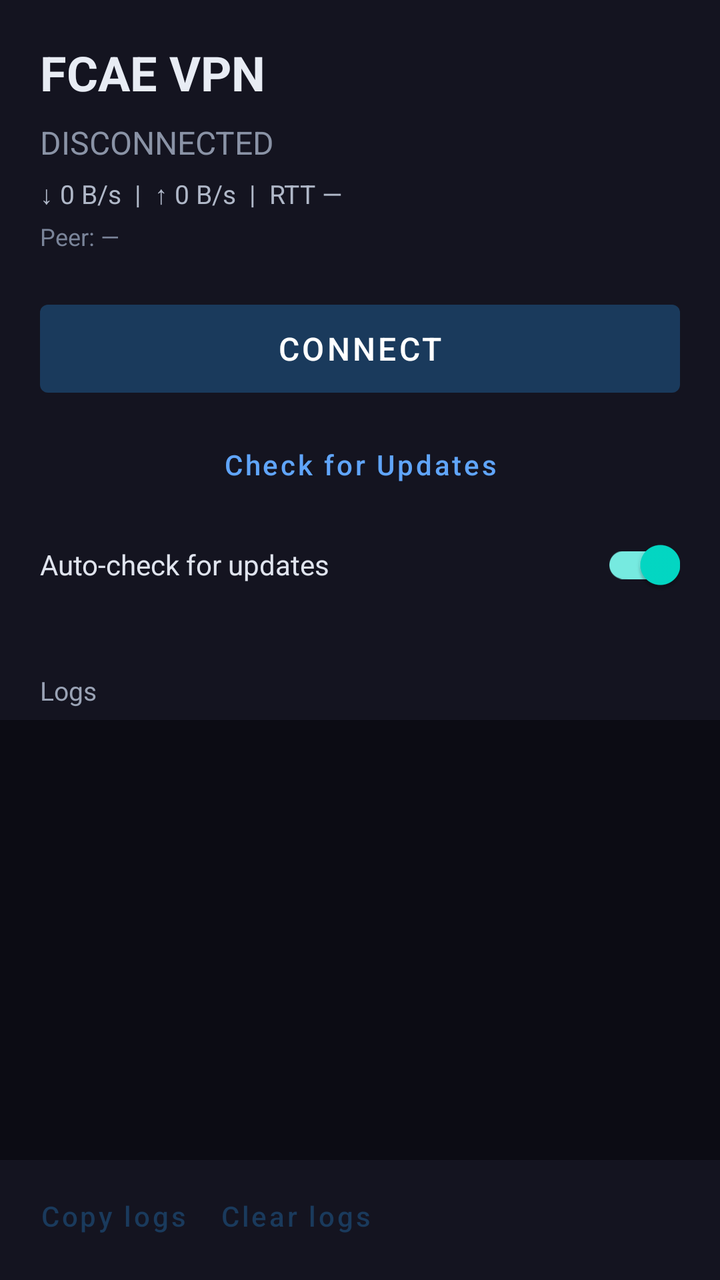
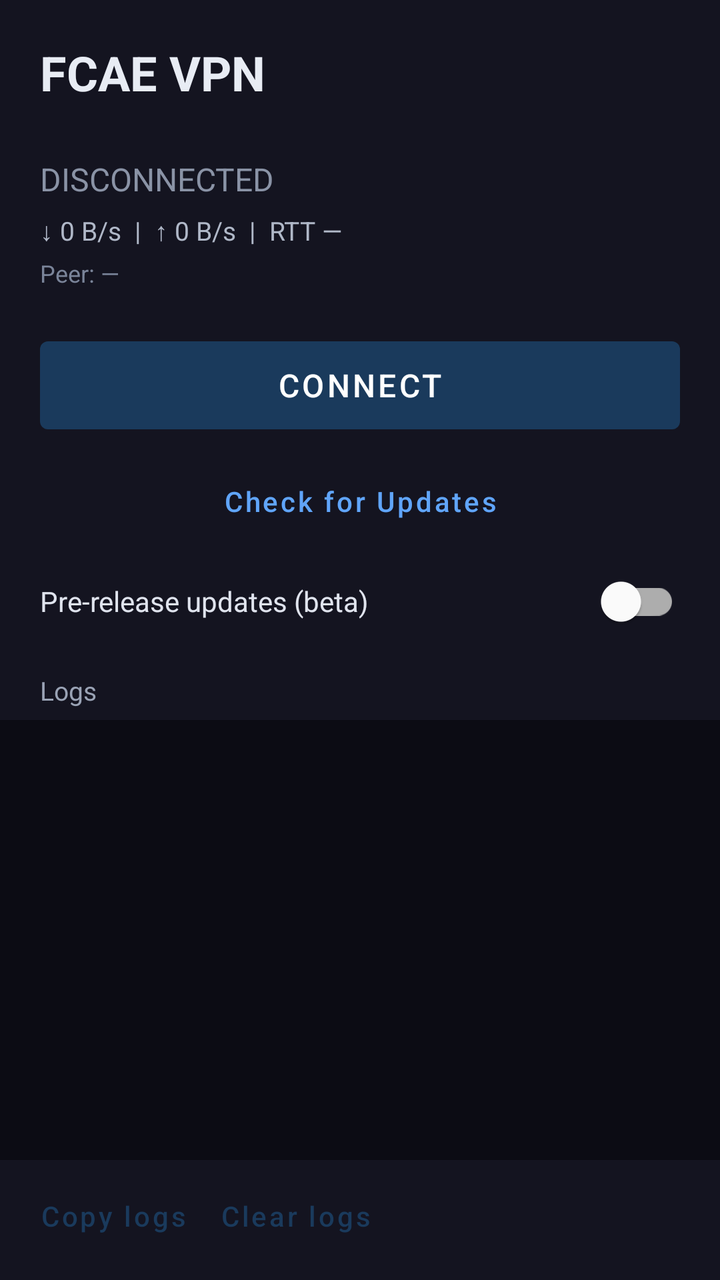

Before-and-after screenshots of an Android layout around one commit, followed by the original layout XML and the change that was made.
<!-- AndroidManifest.xml: application theme Theme.FCAEVPN -->
<!-- res/layout/activity_main.xml -->
<?xml version="1.0" encoding="utf-8"?>
<LinearLayout xmlns:android="http://schemas.android.com/apk/res/android"
    android:layout_width="match_parent"
    android:layout_height="match_parent"
    android:orientation="vertical"
    android:fitsSystemWindows="true"
    android:focusable="true"
    android:focusableInTouchMode="true"
    android:background="#FF141420">

    
    <ScrollView
        android:id="@+id/outerScroll"
        android:layout_width="match_parent"
        android:layout_height="0dp"
        android:layout_weight="1"
        android:fillViewport="true"
        android:scrollbars="none">

        <LinearLayout
            android:layout_width="match_parent"
            android:layout_height="wrap_content"
            android:orientation="vertical"
            android:padding="20dp">

            <TextView
                android:id="@+id/title"
                android:layout_width="match_parent"
                android:layout_height="wrap_content"
                android:text="FCAE VPN"
                android:textColor="#FFE8ECF4"
                android:textSize="24sp"
                android:textStyle="bold" />

            <TextView
                android:id="@+id/statusText"
                android:layout_width="match_parent"
                android:layout_height="wrap_content"
                android:layout_marginTop="8dp"
                android:text="DISCONNECTED"
                android:textColor="#FF8A93A6"
                android:textSize="16sp" />

            <TextView
                android:id="@+id/statsText"
                android:layout_width="match_parent"
                android:layout_height="wrap_content"
                android:layout_marginTop="6dp"
                android:text="\u2193 0 B/s  |  \u2191 0 B/s  |  RTT \u2014"
                android:textColor="#FFB0B8C8"
                android:textSize="13sp" />

            <TextView
                android:id="@+id/peerText"
                android:layout_width="match_parent"
                android:layout_height="wrap_content"
                android:layout_marginTop="4dp"
                android:text="Peer: \u2014"
                android:textColor="#FF7A8499"
                android:textSize="12sp" />

            <com.google.android.material.button.MaterialButton
                android:id="@+id/btnConnect"
                android:layout_width="match_parent"
                android:layout_height="56dp"
                android:layout_marginTop="20dp"
                android:text="CONNECT"
                android:textAllCaps="false"
                android:textSize="16sp" />

            <com.google.android.material.button.MaterialButton
                android:id="@+id/btnCheckUpdates"
                style="@style/Widget.MaterialComponents.Button.TextButton"
                android:layout_width="match_parent"
                android:layout_height="wrap_content"
                android:layout_marginTop="8dp"
                android:text="Check for Updates"
                android:textAllCaps="false"
                android:textSize="14sp"
                android:paddingStart="16dp"
                android:paddingEnd="16dp"
                android:minHeight="44dp"
                android:textColor="#FF60A5FA" />

            <TextView
                android:id="@+id/updateStatus"
                android:layout_width="match_parent"
                android:layout_height="wrap_content"
                android:layout_marginTop="4dp"
                android:textSize="12sp"
                android:textColor="#FF9AA3B5"
                android:visibility="gone" />

            <com.google.android.material.switchmaterial.SwitchMaterial
                android:id="@+id/switchAutoUpdate"
                android:layout_width="match_parent"
                android:layout_height="wrap_content"
                android:layout_marginTop="4dp"
                android:checked="true"
                android:text="Auto-check for updates"
                android:textColor="#FFE0E4EE" />

            <TextView
                android:layout_width="match_parent"
                android:layout_height="wrap_content"
                android:layout_marginTop="20dp"
                android:text="Protocol"
                android:textColor="#FF9AA3B5"
                android:textSize="13sp" />

            <Spinner
                android:id="@+id/spinnerProtocol"
                android:layout_width="match_parent"
                android:layout_height="48dp"
                android:layout_marginTop="4dp"
                android:background="#FF1E1E2C"
                android:popupBackground="#FF1E1E2C" />

            <TextView
                android:layout_width="match_parent"
                android:layout_height="wrap_content"
                android:layout_marginTop="12dp"
                android:text="Mode"
                android:textColor="#FF9AA3B5"
                android:textSize="13sp" />

            <Spinner
                android:id="@+id/spinnerMode"
                android:layout_width="match_parent"
                android:layout_height="48dp"
                android:layout_marginTop="4dp"
                android:background="#FF1E1E2C"
                android:popupBackground="#FF1E1E2C" />

            <TextView
                android:layout_width="match_parent"
                android:layout_height="wrap_content"
                android:layout_marginTop="12dp"
                android:text="Scan"
                android:textColor="#FF9AA3B5"
                android:textSize="13sp" />

            <Spinner
                android:id="@+id/spinnerScan"
                android:layout_width="match_parent"
                android:layout_height="48dp"
                android:layout_marginTop="4dp"
                android:background="#FF1E1E2C"
                android:popupBackground="#FF1E1E2C" />

            <TextView
                android:layout_width="match_parent"
                android:layout_height="wrap_content"
                android:layout_marginTop="12dp"
                android:text="IP Version"
                android:textColor="#FF9AA3B5"
                android:textSize="13sp" />

            <Spinner
                android:id="@+id/spinnerIpVersion"
                android:layout_width="match_parent"
                android:layout_height="48dp"
                android:layout_marginTop="4dp"
                android:background="#FF1E1E2C"
                android:popupBackground="#FF1E1E2C" />

            <TextView
                android:layout_width="wrap_content"
                android:layout_height="wrap_content"
                android:layout_marginTop="12dp"
                android:text="Obfuscation"
                android:textColor="#FF9AA3B5"
                android:textSize="13sp" />

            <Spinner
                android:id="@+id/spinnerNoize"
                android:layout_width="match_parent"
                android:layout_height="48dp"
                android:layout_marginTop="4dp"
                android:background="#FF1E1E2C"
                android:popupBackground="#FF1E1E2C" />

            <com.google.android.material.switchmaterial.SwitchMaterial
                android:id="@+id/switchEch"
                android:layout_width="match_parent"
                android:layout_height="wrap_content"
                android:checked="true"
                android:text="ECH (Encrypted Client Hello)"
                android:textColor="#FFE0E4EE" />

            <com.google.android.material.switchmaterial.SwitchMaterial
                android:id="@+id/switchQuick"
                android:layout_width="match_parent"
                android:layout_height="wrap_content"
                android:text="Quick reconnect"
                android:textColor="#FFE0E4EE" />

            <com.google.android.material.switchmaterial.SwitchMaterial
                android:id="@+id/switchLan"
                android:layout_width="match_parent"
                android:layout_height="wrap_content"
                android:text="LAN sharing"
                android:textColor="#FFE0E4EE" />

            <TextView
                android:layout_width="match_parent"
                android:layout_height="wrap_content"
                android:layout_marginTop="12dp"
                android:text="MASQUE SNI (optional)"
                android:textColor="#FF9AA3B5"
                android:textSize="13sp" />

            <EditText
                android:id="@+id/editSni"
                android:layout_width="match_parent"
                android:layout_height="48dp"
                android:layout_marginTop="4dp"
                android:background="#FF1E1E2C"
                android:hint="default consumer-masque..."
                android:inputType="textUri"
                android:padding="12dp"
                android:textColor="#FFE8ECF4"
                android:textColorHint="#FF5A6478"
                android:textSize="14sp" />

            <TextView
                android:layout_width="match_parent"
                android:layout_height="wrap_content"
                android:layout_marginTop="12dp"
                android:text="Force Peer (optional)"
                android:textColor="#FF9AA3B5"
                android:textSize="13sp" />

            <EditText
                android:id="@+id/editForcePeer"
                android:layout_width="match_parent"
                android:layout_height="48dp"
                android:layout_marginTop="4dp"
                android:background="#FF1E1E2C"
                android:hint="ip:port"
                android:inputType="text"
                android:padding="12dp"
                android:textColor="#FFE8ECF4"
                android:textColorHint="#FF5A6478"
                android:textSize="14sp" />

            <com.google.android.material.switchmaterial.SwitchMaterial
                android:id="@+id/switchLogging"
                android:layout_width="match_parent"
                android:layout_height="wrap_content"
                android:layout_marginTop="16dp"
                android:checked="true"
                android:text="Enable logging"
                android:textColor="#FFE0E4EE" />

            <com.google.android.material.switchmaterial.SwitchMaterial
                android:id="@+id/switchSocks"
                android:layout_width="match_parent"
                android:layout_height="wrap_content"
                android:layout_marginTop="8dp"
                android:checked="true"
                android:text="SOCKS5 proxy"
                android:textColor="#FFE0E4EE" />

            <com.google.android.material.switchmaterial.SwitchMaterial
                android:id="@+id/switchHttp"
                android:layout_width="match_parent"
                android:layout_height="wrap_content"
                android:layout_marginTop="4dp"
                android:checked="true"
                android:text="HTTP proxy"
                android:textColor="#FFE0E4EE" />

            <TextView
                android:layout_width="match_parent"
                android:layout_height="wrap_content"
                android:layout_marginTop="12dp"
                android:text="SOCKS5 port"
                android:textColor="#FF9AA3B5"
                android:textSize="13sp" />

            <EditText
                android:id="@+id/editSocksPort"
                android:layout_width="match_parent"
                android:layout_height="48dp"
                android:layout_marginTop="4dp"
                android:background="#FF1E1E2C"
                android:inputType="number"
                android:padding="12dp"
                android:text="1819"
                android:textColor="#FFE8ECF4"
                android:textSize="14sp" />

            <TextView
                android:layout_width="match_parent"
                android:layout_height="wrap_content"
                android:layout_marginTop="12dp"
                android:text="HTTP proxy port"
                android:textColor="#FF9AA3B5"
                android:textSize="13sp" />

            <EditText
                android:id="@+id/editHttpPort"
                android:layout_width="match_parent"
                android:layout_height="48dp"
                android:layout_marginTop="4dp"
                android:background="#FF1E1E2C"
                android:inputType="number"
                android:padding="12dp"
                android:text="1820"
                android:textColor="#FFE8ECF4"
                android:textSize="14sp" />

            <TextView
                android:layout_width="match_parent"
                android:layout_height="wrap_content"
                android:layout_marginTop="20dp"
                android:text="Zero Trust (Teams)"
                android:textColor="#FF60A5FA"
                android:textSize="15sp"
                android:textStyle="bold" />

            <TextView
                android:layout_width="match_parent"
                android:layout_height="wrap_content"
                android:layout_marginTop="12dp"
                android:text="Team name"
                android:textColor="#FF9AA3B5"
                android:textSize="13sp" />

            <EditText
                android:id="@+id/editTeam"
                android:layout_width="match_parent"
                android:layout_height="48dp"
                android:layout_marginTop="4dp"
                android:background="#FF1E1E2C"
                android:hint="my-team"
                android:inputType="text"
                android:padding="12dp"
                android:textColor="#FFE8ECF4"
                android:textColorHint="#FF5A6478"
                android:textSize="14sp" />

            <TextView
                android:layout_width="match_parent"
                android:layout_height="wrap_content"
                android:layout_marginTop="12dp"
                android:text="Access token (JWT)"
                android:textColor="#FF9AA3B5"
                android:textSize="13sp" />

            <EditText
                android:id="@+id/editAccessToken"
                android:layout_width="match_parent"
                android:layout_height="48dp"
                android:layout_marginTop="4dp"
                android:background="#FF1E1E2C"
                android:hint="token=..."
                android:inputType="text"
                android:padding="12dp"
                android:textColor="#FFE8ECF4"
                android:textColorHint="#FF5A6478"
                android:textSize="14sp" />

            <TextView
                android:layout_width="match_parent"
                android:layout_height="wrap_content"
                android:layout_marginTop="12dp"
                android:text="Email (for OTP login)"
                android:textColor="#FF9AA3B5"
                android:textSize="13sp" />

            <EditText
                android:id="@+id/editAccessEmail"
                android:layout_width="match_parent"
                android:layout_height="48dp"
                android:layout_marginTop="4dp"
                android:background="#FF1E1E2C"
                android:hint="user@example.com"
                android:inputType="textEmailAddress"
                android:padding="12dp"
                android:textColor="#FFE8ECF4"
                android:textColorHint="#FF5A6478"
                android:textSize="14sp" />

            <TextView
                android:layout_width="match_parent"
                android:layout_height="wrap_content"
                android:layout_marginTop="12dp"
                android:text="Routing file (optional)"
                android:textColor="#FF9AA3B5"
                android:textSize="13sp" />

            <EditText
                android:id="@+id/editRoutesFile"
                android:layout_width="match_parent"
                android:layout_height="48dp"
                android:layout_marginTop="4dp"
                android:background="#FF1E1E2C"
                android:hint="/path/to/routes.txt"
                android:inputType="text"
                android:padding="12dp"
                android:textColor="#FFE8ECF4"
                android:textColorHint="#FF5A6478"
                android:textSize="14sp" />

            <TextView
                android:layout_width="match_parent"
                android:layout_height="wrap_content"
                android:layout_marginTop="12dp"
                android:text="Inline routing rules"
                android:textColor="#FF9AA3B5"
                android:textSize="13sp" />

            <EditText
                android:id="@+id/editRoutesInline"
                android:layout_width="match_parent"
                android:layout_height="120dp"
                android:layout_marginTop="4dp"
                android:background="#FF1E1E2C"
                android:gravity="top|start"
                android:hint="[direct]ip:190.9.2.4,domain.com [block]gazo.com,10.0.0.0/8"
                android:inputType="textMultiLine|textVisiblePassword"
                android:padding="12dp"
                android:textColor="#FFE8ECF4"
                android:textColorHint="#FF5A6478"
                android:textSize="14sp" />

            <TextView
                android:layout_width="match_parent"
                android:layout_height="wrap_content"
                android:layout_marginTop="12dp"
                android:text="Sysprofile (performance)"
                android:textColor="#FF9AA3B5"
                android:textSize="13sp" />

            <Spinner
                android:id="@+id/spinnerSysprofile"
                android:layout_width="match_parent"
                android:layout_height="48dp"
                android:layout_marginTop="4dp"
                android:background="#FF1E1E2C"
                android:popupBackground="#FF1E1E2C" />

        </LinearLayout>
    </ScrollView>

    
    <TextView
        android:layout_width="match_parent"
        android:layout_height="wrap_content"
        android:paddingStart="20dp"
        android:paddingEnd="20dp"
        android:paddingTop="12dp"
        android:paddingBottom="6dp"
        android:text="Logs"
        android:textColor="#FF9AA3B5"
        android:textSize="13sp" />

    <ScrollView
        android:id="@+id/logScroll"
        android:layout_width="match_parent"
        android:layout_height="220dp"
        android:background="#FF0C0C14"
        android:padding="10dp">

        <TextView
            android:id="@+id/logText"
            android:layout_width="match_parent"
            android:layout_height="wrap_content"
            android:fontFamily="monospace"
            android:textColor="#FFA0A8B8"
            android:textSize="11sp"
            android:textIsSelectable="true" />
    </ScrollView>

    <LinearLayout
        android:layout_width="match_parent"
        android:layout_height="wrap_content"
        android:orientation="horizontal"
        android:paddingStart="12dp"
        android:paddingEnd="20dp"
        android:paddingTop="4dp"
        android:paddingBottom="8dp">

        <com.google.android.material.button.MaterialButton
            android:id="@+id/btnCopyLogs"
            style="@style/Widget.MaterialComponents.Button.TextButton"
            android:layout_width="wrap_content"
            android:layout_height="wrap_content"
            android:text="Copy logs"
            android:textAllCaps="false" />

        <com.google.android.material.button.MaterialButton
            android:id="@+id/btnClearLogs"
            style="@style/Widget.MaterialComponents.Button.TextButton"
            android:layout_width="wrap_content"
            android:layout_height="wrap_content"
            android:text="Clear logs"
            android:textAllCaps="false" />
    </LinearLayout>

</LinearLayout>
<!-- resources referenced by this layout -->
<resources>
  <style name="Theme.FCAEVPN" parent="Theme.MaterialComponents.DayNight.NoActionBar">
          <item name="colorPrimary">#FF1A3A5C</item>
          <item name="colorPrimaryVariant">#FF0D2137</item>
          <item name="colorOnPrimary">#FFFFFFFF</item>
          <item name="android:windowBackground">#FF141420</item>
      </style>
</resources>

<!-- the commit's change to res/layout/activity_main.xml (unified diff, before → after) -->
@@ -32,6 +32,15 @@
                 android:textSize="24sp"
                 android:textStyle="bold" />
 
+            
+            <TextView
+                android:id="@+id/versionText"
+                android:layout_width="match_parent"
+                android:layout_height="wrap_content"
+                android:layout_marginTop="2dp"
+                android:textColor="#FF8A93A6"
+                android:textSize="12sp" />
+
             <TextView
                 android:id="@+id/statusText"
                 android:layout_width="match_parent"
@@ -90,6 +99,15 @@
                 android:textSize="12sp"
                 android:textColor="#FF9AA3B5"
                 android:visibility="gone" />
+
+            <com.google.android.material.switchmaterial.SwitchMaterial
+                android:id="@+id/switchPreRelease"
+                android:layout_width="match_parent"
+                android:layout_height="wrap_content"
+                android:layout_marginTop="4dp"
+                android:checked="false"
+                android:text="Pre-release updates (beta)"
+                android:textColor="#FFE0E4EE" />
 
             <com.google.android.material.switchmaterial.SwitchMaterial
                 android:id="@+id/switchAutoUpdate"
